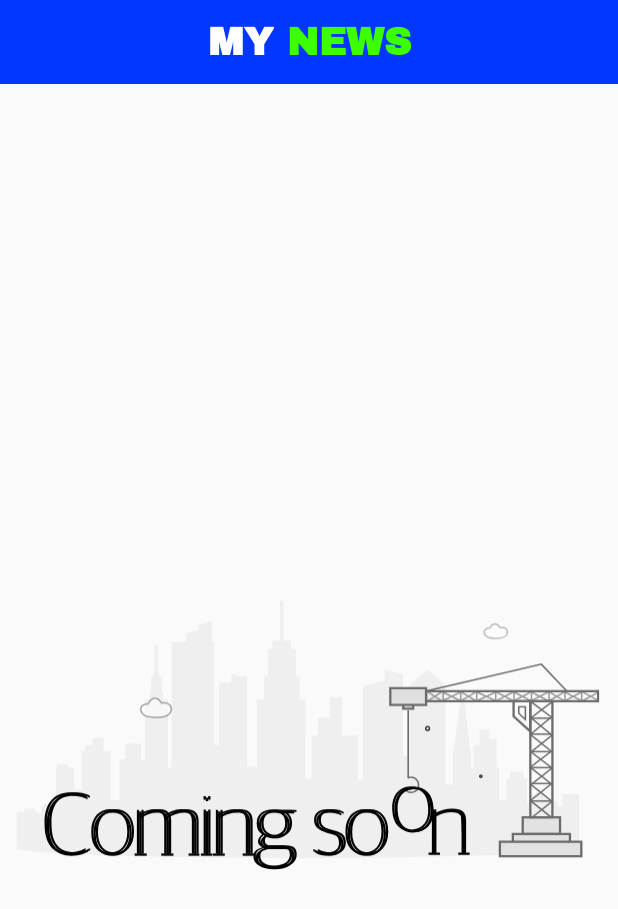
After one commit to Vegetam/MyNews, an Android app: the layout activity_about.xml on its own in the app's theme, with its tools: preview values and no code run, on a phone screen of 412 x 824 dp. The commit adds this screen. Shown: the top 909 px of the screen. Run offline under Robolectric (Android 15) with nearby library versions, the phone set to English and light mode, and no system bars; network calls fail; Roboto replaces fonts that are not available here.

Commit message:
Added  the About Page
Added  the About Page

```diff
--- /dev/null
+++ b/app/src/main/res/layout/activity_about.xml
@@ -0,0 +1,54 @@
+<?xml version="1.0" encoding="utf-8"?>
+<androidx.constraintlayout.widget.ConstraintLayout xmlns:android="http://schemas.android.com/apk/res/android"
+    xmlns:app="http://schemas.android.com/apk/res-auto"
+    xmlns:tools="http://schemas.android.com/tools"
+    android:layout_width="match_parent"
+    android:layout_height="match_parent"
+    tools:context=".Controllers.Activities.AboutActivity">
+
+    <androidx.appcompat.widget.Toolbar
+        android:id="@+id/toolbar"
+        android:layout_width="match_parent"
+        android:layout_height="wrap_content"
+        android:background="?attr/colorPrimary"
+        android:minHeight="?attr/actionBarSize"
+        app:layout_constraintTop_toTopOf="parent"
+        app:layout_scrollFlags="scroll"
+        app:titleTextColor="@android:color/white"
+        tools:layout_editor_absoluteX="-2dp">
+        <!--Custom app name color -->
+        <TextView
+            android:id="@+id/toolbar_title"
+            android:layout_width="wrap_content"
+            android:layout_height="wrap_content"
+            android:layout_gravity="center"
+            android:fontFamily="@font/archivo_black"
+            android:text="MY"
+            android:textColor="@color/white"
+            android:textSize="25sp"
+            android:textStyle="bold" />
+
+        <TextView
+            android:layout_width="wrap_content"
+            android:layout_height="wrap_content"
+            android:layout_gravity="center"
+            android:fontFamily="@font/archivo_black"
+            android:text=" NEWS"
+            android:textColor="#3cff00"
+            android:textSize="25sp"
+            android:textStyle="bold" />
+    </androidx.appcompat.widget.Toolbar>
+
+    <com.airbnb.lottie.LottieAnimationView
+        android:id="@+id/imageView6"
+        android:layout_width="414dp"
+        android:layout_height="676dp"
+        app:layout_constraintBottom_toBottomOf="parent"
+        app:layout_constraintEnd_toEndOf="parent"
+        app:layout_constraintTop_toTopOf="@+id/toolbar"
+        app:layout_constraintVertical_bias="1.0"
+        app:lottie_autoPlay="true"
+        app:lottie_loop="true"
+        app:lottie_rawRes="@raw/helpcommingsoon" />
+
+</androidx.constraintlayout.widget.ConstraintLayout>
--- a/app/src/main/res/menu/main.xml
+++ b/app/src/main/res/menu/main.xml
@@ -13,6 +13,11 @@
         android:title="@string/action_notifications"
         app:showAsAction="never" />
     <item
+        android:id="@+id/action_about"
+        android:orderInCategory="100"
+        android:title="@string/action_about"
+        app:showAsAction="never" />
+    <item
         android:id="@+id/action_help"
         android:orderInCategory="100"
         android:title="@string/action_help"
--- a/app/src/main/res/values-night/strings.xml
+++ b/app/src/main/res/values-night/strings.xml
@@ -4,6 +4,7 @@
     <string name="movies">Movies</string>
     <string name="books">Books</string>
     <string name="realestate">Real Estate</string>
+    <string name="action_about">About</string>
     <string name="name">Created By Francesco Malagrno</string>
     <string name="OC">OpenClassrooms Project 5 : An Android news app that fetches news from The New York Times API.</string>
     <string name="close">Close</string>
```
Also changed, not shown: app/src/main/AndroidManifest.xml (+10 -0 lines), app/src/main/java/com/francescomalagrino/mynews/Controllers/Activities/AboutActivity.java (added, +54 -0 lines), app/src/main/java/com/francescomalagrino/mynews/Controllers/Activities/MainActivity.java (+15 -0 lines).
